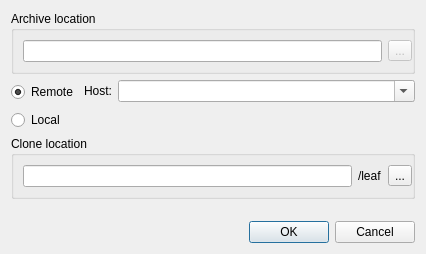
Qt form src/App/CloneBookDialog.ui (wagenadl/notedeln) before a commit.
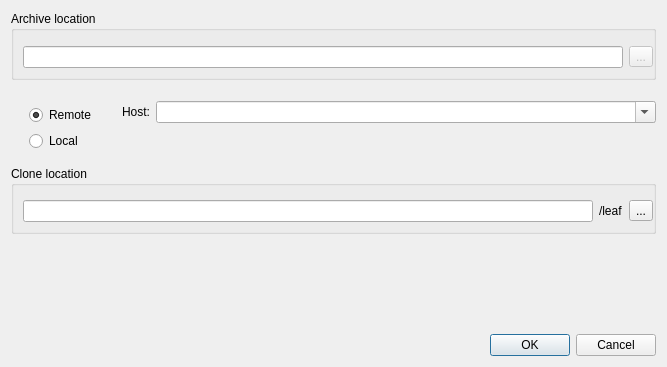
The same form after that commit.

Commit message: Work on Clone book dialog

Patch:
```diff
--- a/src/App/CloneBookDialog.ui
+++ b/src/App/CloneBookDialog.ui
@@ -1,13 +1,13 @@
 <?xml version="1.0" encoding="UTF-8"?>
 <ui version="4.0">
- <class>CloneBookDialog</class>
- <widget class="QDialog" name="CloneBookDialog">
+ <class>cloneBookDialog</class>
+ <widget class="QDialog" name="cloneBookDialog">
   <property name="geometry">
    <rect>
     <x>0</x>
     <y>0</y>
-    <width>426</width>
-    <height>254</height>
+    <width>667</width>
+    <height>367</height>
    </rect>
   </property>
   <property name="windowTitle">
@@ -20,6 +20,9 @@
       <string>Archive location</string>
      </property>
      <layout class="QHBoxLayout" name="horizontalLayout_2">
+      <property name="topMargin">
+       <number>15</number>
+      </property>
       <property name="rightMargin">
        <number>0</number>
       </property>
@@ -45,7 +48,37 @@
       <property name="margin">
        <number>0</number>
       </property>
-      <item row="1" column="0">
+     </layout>
+    </widget>
+   </item>
+   <item>
+    <widget class="QWidget" name="widget_2" native="true">
+     <layout class="QHBoxLayout" name="horizontalLayout">
+      <property name="leftMargin">
+       <number>18</number>
+      </property>
+      <property name="rightMargin">
+       <number>0</number>
+      </property>
+      <item>
+       <widget class="QWidget" name="widget" native="true">
+        <layout class="QVBoxLayout" name="verticalLayout_2">
+         <property name="spacing">
+          <number>6</number>
+         </property>
+         <property name="leftMargin">
+          <number>0</number>
+         </property>
+         <property name="topMargin">
+          <number>4</number>
+         </property>
+         <property name="rightMargin">
+          <number>0</number>
+         </property>
+         <property name="bottomMargin">
+          <number>0</number>
+         </property>
+         <item>
        <widget class="QRadioButton" name="remote">
         <property name="text">
          <string>Remote</string>
@@ -55,24 +88,49 @@
         </property>
        </widget>
       </item>
-      <item row="1" column="1">
+         <item>
+          <widget class="QRadioButton" name="local">
+           <property name="text">
+            <string>Local</string>
+           </property>
+           <property name="checked">
+            <bool>false</bool>
+           </property>
+          </widget>
+         </item>
+        </layout>
+       </widget>
+      </item>
+      <item>
+       <widget class="QWidget" name="widget_3" native="true">
+        <layout class="QVBoxLayout" name="verticalLayout_3">
+         <property name="spacing">
+          <number>0</number>
+         </property>
+         <property name="leftMargin">
+          <number>20</number>
+         </property>
+         <property name="topMargin">
+          <number>0</number>
+         </property>
+         <property name="rightMargin">
+          <number>0</number>
+         </property>
+         <property name="bottomMargin">
+          <number>0</number>
+         </property>
+         <item>
        <widget class="QWidget" name="widget_4" native="true">
         <property name="enabled">
          <bool>true</bool>
         </property>
         <layout class="QHBoxLayout" name="horizontalLayout_5">
-         <property name="leftMargin">
-          <number>0</number>
-         </property>
-         <property name="topMargin">
+            <property name="sizeConstraint">
+             <enum>QLayout::SetDefaultConstraint</enum>
+            </property>
+            <property name="margin">
           <number>0</number>
          </property>
-         <property name="rightMargin">
-          <number>0</number>
-         </property>
-         <property name="bottomMargin">
-          <number>2</number>
-         </property>
          <item>
           <widget class="QLabel" name="label_4">
            <property name="sizePolicy">
@@ -102,17 +160,26 @@
         </layout>
        </widget>
       </item>
-     </layout>
-    </widget>
-   </item>
    <item>
-    <widget class="QRadioButton" name="local">
-     <property name="text">
-      <string>Local</string>
-     </property>
-     <property name="checked">
-      <bool>false</bool>
-     </property>
+          <spacer name="verticalSpacer_2">
+           <property name="orientation">
+            <enum>Qt::Vertical</enum>
+           </property>
+           <property name="sizeType">
+            <enum>QSizePolicy::MinimumExpanding</enum>
+           </property>
+           <property name="sizeHint" stdset="0">
+            <size>
+             <width>20</width>
+             <height>0</height>
+            </size>
+           </property>
+          </spacer>
+         </item>
+        </layout>
+       </widget>
+      </item>
+     </layout>
     </widget>
    </item>
    <item>
@@ -125,7 +192,7 @@
        <number>9</number>
       </property>
       <property name="topMargin">
-       <number>9</number>
+       <number>14</number>
       </property>
       <property name="rightMargin">
        <number>0</number>
@@ -134,7 +201,7 @@
        <number>9</number>
       </property>
       <item>
-       <widget class="QLineEdit" name="alocation_2"/>
+       <widget class="QLineEdit" name="location"/>
       </item>
       <item>
        <widget class="QLabel" name="leaf">
@@ -144,7 +211,7 @@
        </widget>
       </item>
       <item>
-       <widget class="QToolButton" name="abrowse_2">
+       <widget class="QToolButton" name="browse">
         <property name="text">
          <string>...</string>
         </property>
@@ -161,7 +228,7 @@
      <property name="sizeHint" stdset="0">
       <size>
        <width>20</width>
-       <height>21</height>
+       <height>1000</height>
       </size>
      </property>
     </spacer>
```
Left out of the diff: 46 changed lines with no effect on the pictures. Lines whose indentation alone changed are shown as unchanged. The commit also changes 5 other files.
